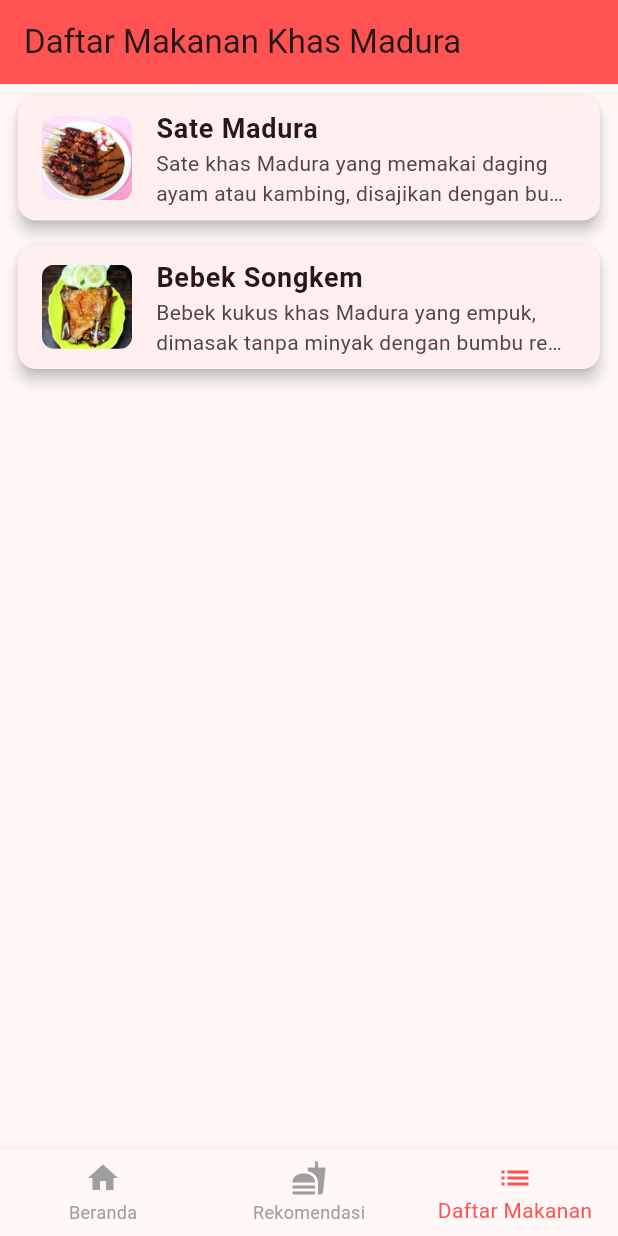
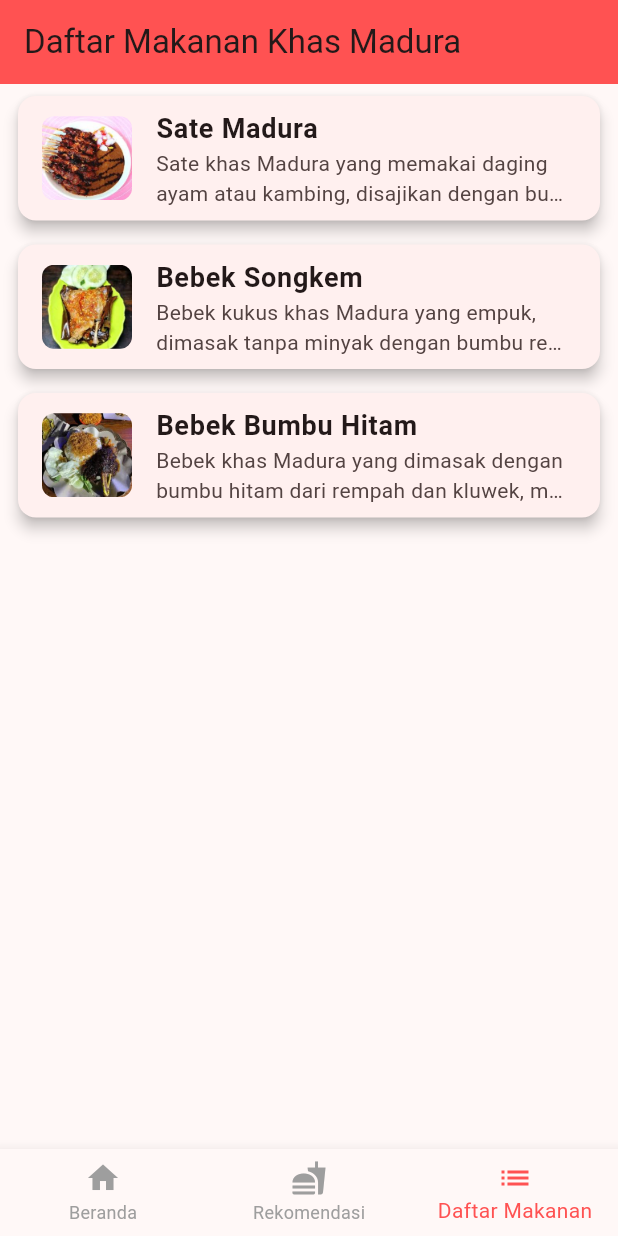
Before and after one commit to Yofaa123/Project-Flutter, a Flutter app: the screen it shows after launch, item 3 of the bottom bar chosen, on a phone screen of 412 x 824 dp. Run offline on Flutter 3.47's test engine with Material 3 defaults, Android fonts, the light colour scheme and no system bars; our stand-ins replace share_plus.

Commit message:
menambahkan menu makanan dan detail makanan Bebek Bumbu Hitam

```diff
--- a/lib/data/makanan_data.dart
+++ b/lib/data/makanan_data.dart
@@ -65,4 +65,44 @@ final List<Makanan> daftarMakanan = [
     saranPenyajian:
         'Sajikan hangat dengan sambal terasi, nasi putih, dan lalapan segar.',
   ),
+
+  Makanan(
+    nama: 'Bebek Bumbu Hitam',
+    deskripsi:
+        'Bebek khas Madura yang dimasak dengan bumbu hitam dari rempah dan kluwek, menghasilkan rasa gurih, pedas, dan kaya rempah.',
+    gambar: 'hitam.jpeg',
+    bahan: [
+      '1 ekor bebek, potong 4-6 bagian',
+      '2 buah kluwek (ambil isinya)',
+      '3 lembar daun jeruk',
+      '2 batang serai (memarkan)',
+      '3 lembar daun salam',
+      'Air asam jawa secukupnya',
+      'Minyak secukupnya',
+      'Garam dan gula secukupnya',
+    ],
+    bumbu: [
+      '10 siung bawang merah',
+      '6 siung bawang putih',
+      '4 butir kemiri sangrai',
+      '1 ruas jahe',
+      '1 ruas lengkuas',
+      '1 ruas kunyit',
+      '1 sdt ketumbar',
+      '1 sdt merica',
+      '5 buah cabai merah besar',
+      '5-10 cabai rawit (sesuai selera)',
+    ],
+    langkah: [
+      'Bersihkan bebek dan lumuri dengan air asam jawa, garam, dan diamkan 15-20 menit.',
+      'Haluskan semua bumbu bersama kluwek hingga benar-benar lembut.',
+      'Tumis bumbu halus hingga wangi dan berubah warna lebih gelap.',
+      'Masukkan daun salam, daun jeruk, dan serai, aduk rata.',
+      'Masukkan potongan bebek, aduk hingga bumbu meresap dan berubah warna.',
+      'Tambahkan air secukupnya, masak dengan api kecil 1-1,5 jam hingga kuah mengental dan bebek empuk.',
+      'Masak hingga bumbu menghitam pekat dan berminyak, koreksi rasa.',
+    ],
+    saranPenyajian:
+        'Sajikan hangat dengan nasi putih, sambal pencit atau sambal terasi, dan lalapan segar.',
+  ),
 ];
```
